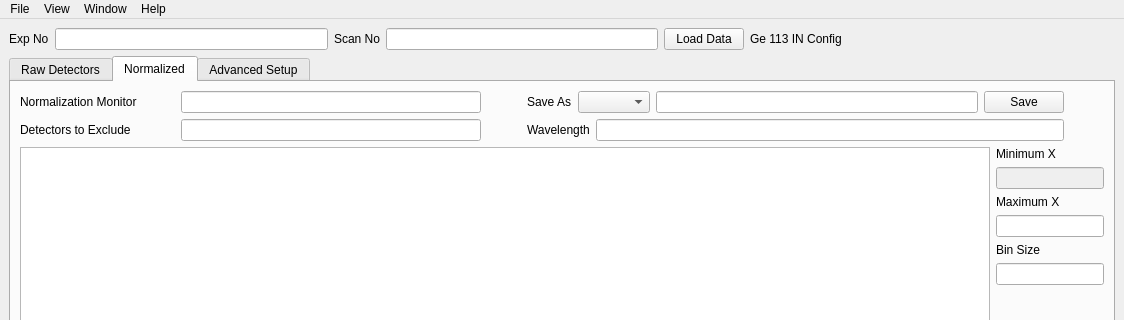
The window that Code/Mantid/scripts/HFIRPowderReduction/Ui_MainWindow.ui (mantidproject/mantid) describes before a commit, drawn with Qt 5; both pictures show x 0 to 1124 and y 0 to 320 of the 1124 by 1024 pixel window.
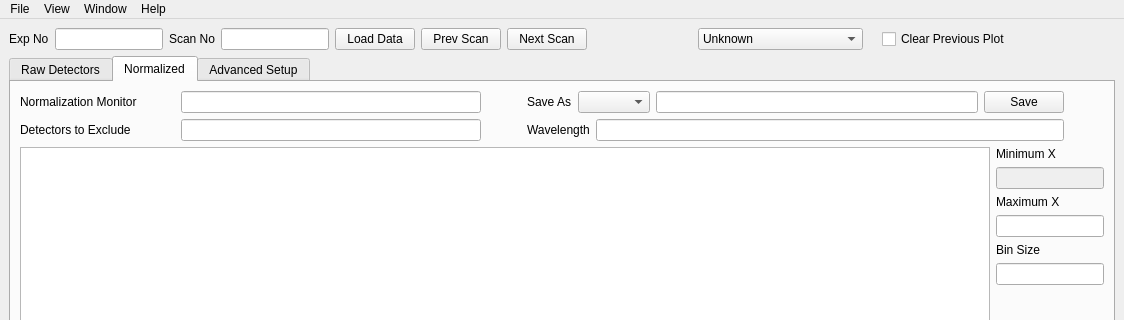
The same window after the commit. The open tabs and pages were chosen to show the change.

Patch:
```diff
--- a/Code/Mantid/scripts/HFIRPowderReduction/Ui_MainWindow.ui
+++ b/Code/Mantid/scripts/HFIRPowderReduction/Ui_MainWindow.ui
@@ -46,10 +46,68 @@
           </property>
          </widget>
         </item>
+        <item>
+         <widget class="QPushButton" name="pushButton_prevScan">
+          <property name="text">
+           <string>Prev Scan</string>
+          </property>
+         </widget>
+        </item>
+        <item>
+         <widget class="QPushButton" name="pushButton_nextScan">
+          <property name="text">
+           <string>Next Scan</string>
+          </property>
+         </widget>
+        </item>
+        <item>
+         <spacer name="horizontalSpacer_12">
+          <property name="orientation">
+           <enum>Qt::Horizontal</enum>
+          </property>
+          <property name="sizeHint" stdset="0">
+           <size>
+            <width>40</width>
+            <height>20</height>
+           </size>
+          </property>
+         </spacer>
+        </item>
+        <item>
+         <widget class="QComboBox" name="comboBox_wavelength">
+          <item>
+           <property name="text">
+            <string>Unknown</string>
+           </property>
+          </item>
+          <item>
+           <property name="text">
+            <string>Ge 113 IN Config 2.41 Å,</string>
+           </property>
+          </item>
+          <item>
+           <property name="text">
+            <string>(115) 1.54 Å</string>
+           </property>
+          </item>
+          <item>
+           <property name="text">
+            <string>(117) 1.12 Å.</string>
+           </property>
+          </item>
+         </widget>
+        </item>
         <item>
          <widget class="QLabel" name="label_calibration">
           <property name="text">
-           <string>Ge 113 IN Config</string>
+           <string/>
+          </property>
+         </widget>
+        </item>
+        <item>
+         <widget class="QCheckBox" name="checkBox_clearPrevious">
+          <property name="text">
+           <string>Clear Previous Plot</string>
           </property>
          </widget>
         </item>
```
Left out of the diff: 4 changed lines with no effect on the pictures.
